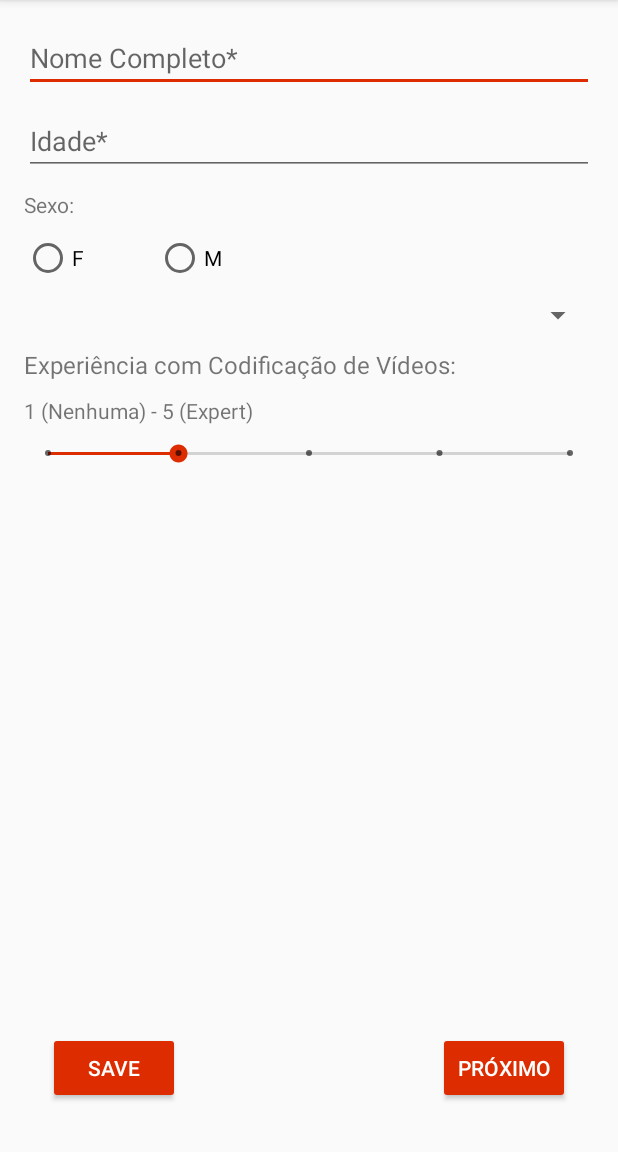
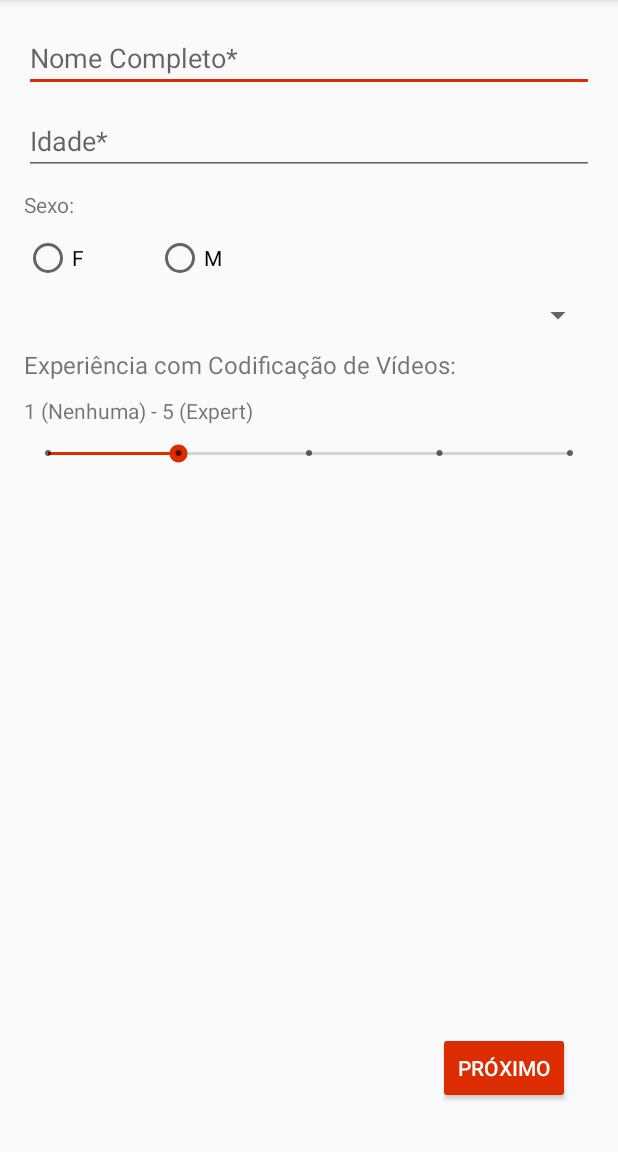
Before and after one commit to haga-/qsvd, an Android app: the screen it shows after launch (MainActivity), on a phone screen of 412 x 824 dp, the part 84-1236 px from its top. Run offline under Robolectric (Android 15) with nearby library versions, the phone set to English and light mode, and no system bars; libraries missing offline, so code that uses them is left out: com.weiwangcn.betterspinner; plain views replace MaterialBetterSpinner; 4 statements that could not run were skipped.

Commit message:
Botão salvar invisível agora.

```diff
--- a/QuestionarioQSVD/app/src/main/java/com/hut8/questionarioqsvd/MainActivity.java
+++ b/QuestionarioQSVD/app/src/main/java/com/hut8/questionarioqsvd/MainActivity.java
@@ -101,6 +101,7 @@ public class MainActivity extends AppCompatActivity {
         });
 
         Button buttonSave = (Button) findViewById(R.id.buttonSave);
+        buttonSave.setVisibility(View.GONE);
         buttonSave.setOnClickListener(new View.OnClickListener() {
             @Override
             public void onClick(View v) {
```
